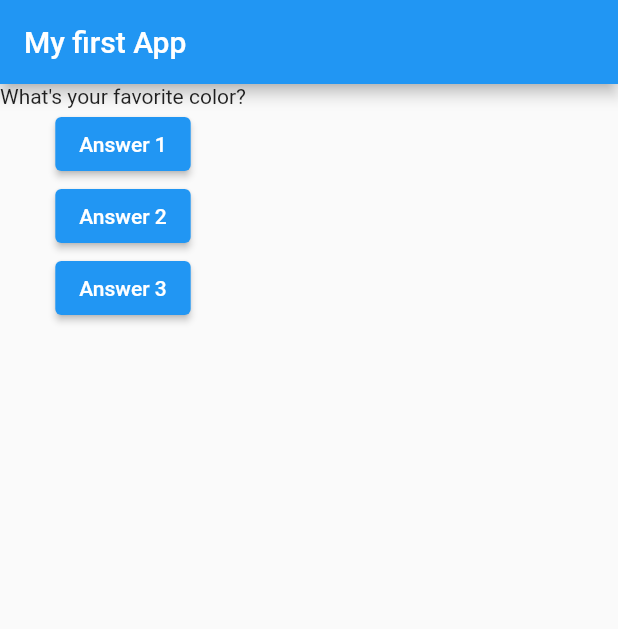
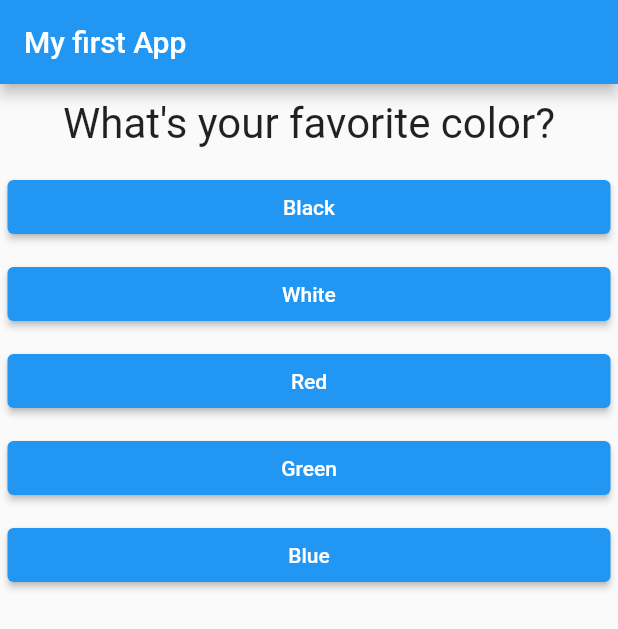
Before and after one commit to lfpetreca/flutter_initial_app, a Flutter app: the screen it shows after launch, on a phone screen of 412 x 824 dp. Shown: the top 629 px of the screen. Run offline on Flutter 3.47's test engine with Material 2 defaults, Android fonts, the phone set to English and light mode, and no system bars.

```diff
--- /dev/null
+++ b/lib/answer.dart
@@ -0,0 +1,24 @@
+import 'package:flutter/material.dart';
+
+class Answer extends StatelessWidget {
+  final VoidCallback selectHandler;
+  final String answerText;
+
+  const Answer(this.selectHandler, this.answerText, {super.key});
+
+  @override
+  Widget build(BuildContext context) {
+    return Container(
+      width: double.infinity,
+      margin: const EdgeInsets.all(5),
+      child: ElevatedButton(
+        onPressed: selectHandler,
+        style: ButtonStyle(
+          backgroundColor: MaterialStateProperty.all(Colors.blue),
+          foregroundColor: MaterialStateProperty.all(Colors.white),
+        ),
+        child: Text(answerText),
+      ),
+    );
+  }
+}
--- a/lib/main.dart
+++ b/lib/main.dart
@@ -1,4 +1,7 @@
 import 'package:flutter/material.dart';
+
+import './question.dart';
+import './answer.dart';
 
 void main() => runApp(InitialApp());
 
@@ -21,25 +24,34 @@ class _InitialAppState extends State<InitialApp> {
 
   @override
   Widget build(BuildContext context) {
-    var questions = [
-      'What\'s your favorite color?',
-      'What\'s your favorite animal?'
+    const questions = [
+      {
+        'questionText': 'What\'s your favorite color?',
+        'answers': ['Black', 'White', 'Red', 'Green', 'Blue'],
+      },
+      {
+        'questionText': 'What\'s your favorite animal?',
+        'answers': ['Rabbit', 'Snake', 'Elephant', 'Lion', 'Rat'],
+      },
+      {
+        'questionText': 'What\'s your favorite Magic format?',
+        'answers': ['Standart', 'Pauper', 'Command', 'Other'],
+      },
     ];
     return MaterialApp(
-        home: Scaffold(
-      appBar: AppBar(title: const Text('My first App')),
-      body: Column(
-        children: <Widget>[
-          Text(questions[_questionIndex]),
-          ElevatedButton(
-              onPressed: _answerQuestion, child: const Text('Answer 1')),
-          ElevatedButton(
-              onPressed: () => print('Answer 2 chosen'),
-              child: const Text('Answer 2')),
-          ElevatedButton(
-              onPressed: _answerQuestion, child: const Text('Answer 3')),
-        ],
+      home: Scaffold(
+        appBar: AppBar(title: const Text('My first App')),
+        body: Column(
+          children: <Widget>[
+            Question(questions[_questionIndex]['questionText'] as String),
+            ...(questions[_questionIndex]['answers'] as List<String>).map(
+              (answer) {
+                return Answer(_answerQuestion, answer);
+              },
+            ).toList()
+          ],
+        ),
       ),
-    ));
+    );
   }
 }
--- /dev/null
+++ b/lib/question.dart
@@ -0,0 +1,20 @@
+import 'package:flutter/material.dart';
+
+class Question extends StatelessWidget {
+  final String questionText;
+
+  const Question(this.questionText, {super.key});
+
+  @override
+  Widget build(BuildContext context) {
+    return Container(
+      width: double.infinity,
+      margin: const EdgeInsets.all(10),
+      child: Text(
+        questionText,
+        style: const TextStyle(fontSize: 28),
+        textAlign: TextAlign.center,
+      ),
+    );
+  }
+}
```
